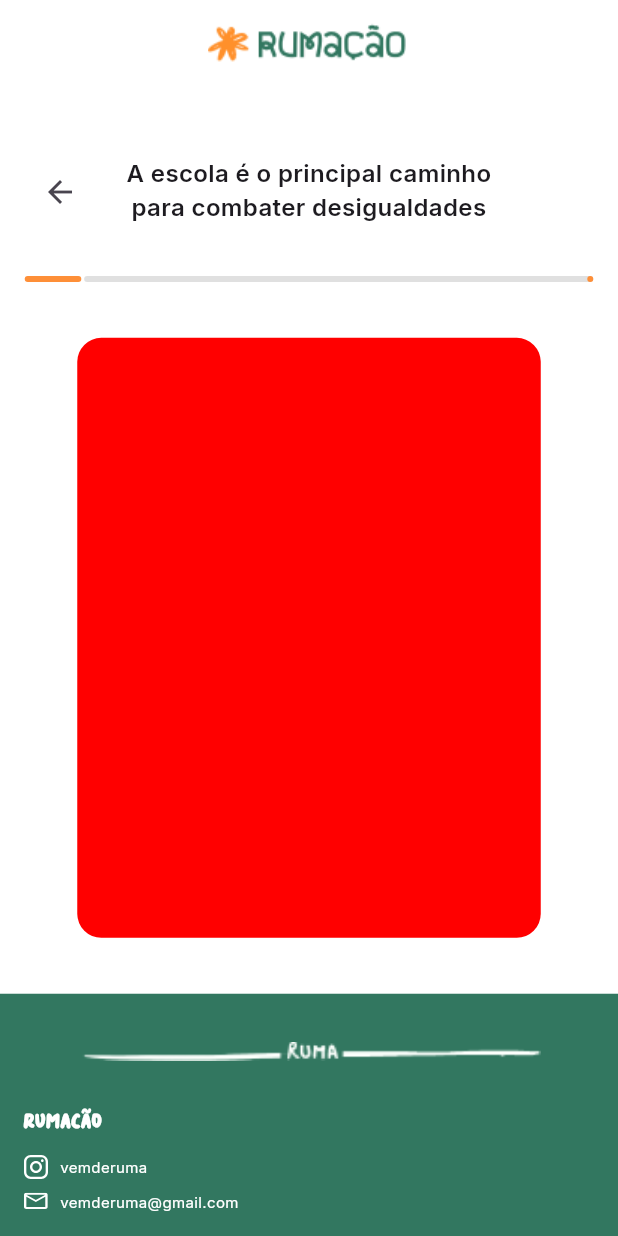
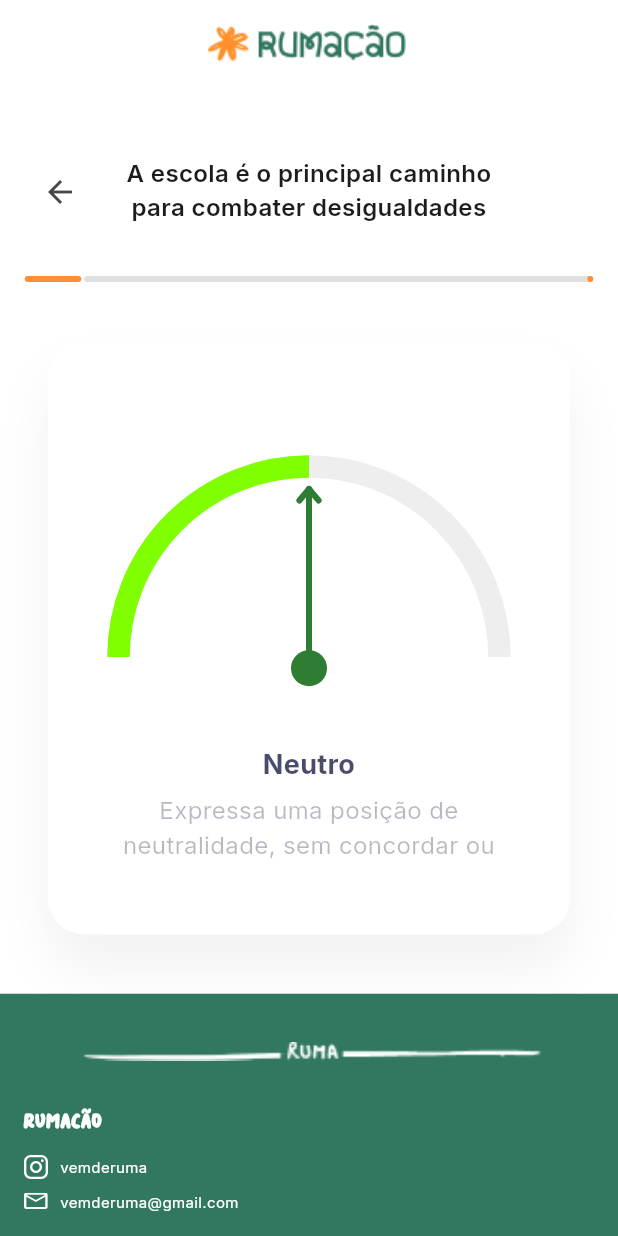
Before and after one commit to joaopedroaragao/RumacaoFront, a Flutter app: the screen it shows after launch, on a phone screen of 412 x 824 dp. Run offline on Flutter 3.47's test engine with Material 3 defaults, Android fonts, the light colour scheme and no system bars; our stand-ins replace flutter_svg, get.

Commit message:
Adicionado card de pergunta, com componente slider custom

```diff
--- a/lib/constants/app_constants.dart
+++ b/lib/constants/app_constants.dart
@@ -23,6 +23,18 @@ class AppStrings {
       'Termos e Condições e Política de Privacidade.';
   static const String identificationHeaderMessage =
       'Para começar, por favor informe seu nome e e-mail.';
+
+  static const agree = "Concordo";
+  static const totallyAgree = "Concordo totalmente";
+  static const neutral = "Neutro";
+  static const disagree = "Discordo";
+  static const totallyDisagree = "Discordo totalmente";
+
+  static const agreeDescription = "Expressa um nível moderado de concordância.";
+  static const totallyAgreeDescription = "Expressa um nível completo de concordância, sem ressalvas.";
+  static const neutralDescription = "Expressa uma posição de neutralidade, sem concordar ou discordar.";
+  static const disagreeDescription = "Expressa um nível moderado de discordância.";
+  static const totallyDisagreeDescription = "Expressa um nível completo de discordância, sem ressalvas.";
 }
 
 class AppColors {
--- /dev/null
+++ b/lib/view/global/arc_slider.dart
@@ -0,0 +1,196 @@
+import 'package:flutter/material.dart';
+import 'dart:math';
+
+class ArcSlider extends StatefulWidget {
+  final Color arrowColor; // Cor da seta
+  final Color backgroundArcColor; // Cor do arco de fundo
+  final double arrowThickness; // Espessura da seta
+  final double arcThickness; // Espessura do arco
+  final double width; // Largura do widget
+  final double height; // Altura do widget
+  final double value; // Valor inicial do slider (entre 0 e 1)
+  final ValueChanged<double> onChanged; // Callback para mudanças no valor
+  final Color Function(double value) colorResolver; // Função para resolver a cor do arco com base no value
+
+  const ArcSlider({
+    Key? key,
+    required this.arrowColor,
+    required this.backgroundArcColor,
+    this.arrowThickness = 3.0,
+    this.arcThickness = 8.0,
+    this.width = 200.0,
+    this.height = 100.0,
+    this.value = 0.0,
+    required this.onChanged,
+    required this.colorResolver,
+  })  : assert(value >= 0.0 && value <= 1.0, 'Value must be between 0 and 1'),
+        assert(arcThickness > 0, 'Arc thickness must be greater than 0'),
+        assert(width > 0, 'Width must be greater than 0'),
+        assert(height > 0, 'Height must be greater than 0'),
+        super(key: key);
+
+  @override
+  _ArcSliderState createState() => _ArcSliderState();
+}
+
+class _ArcSliderState extends State<ArcSlider> {
+  late double _angle; // Ângulo correspondente ao valor do slider
+  late Color _arcColor; // Cor do arco (atualizada com o colorResolver)
+
+  @override
+  void initState() {
+    super.initState();
+    _arcColor = widget.colorResolver(widget.value); // Resolve a cor inicial
+    _angle = widget.value * pi; // Converte o valor inicial (0-1) para ângulo (0-pi)
+  }
+
+  void _updateAngleAndValue(Offset localPosition, RenderBox box) {
+    final center = Offset(widget.width / 2, widget.height);
+    final dx = localPosition.dx - center.dx;
+    final dy = localPosition.dy - center.dy;
+
+    // Calcula o ângulo do ponto atual em coordenadas polares
+    final angle = atan2(dy, dx);
+
+    // Limita o ângulo para o intervalo do arco (π a 2π)
+    if (angle >= -pi && angle <= 0) {
+      setState(() {
+        _angle = pi + angle; // Transforma o ângulo para o intervalo [0, π]
+        final newValue = _angle / pi; // Converte o ângulo para o valor do slider (0-1)
+        _arcColor = widget.colorResolver(newValue); // Atualiza a cor do arco
+        widget.onChanged(newValue); // Chama o callback com o novo valor
+      });
+    }
+  }
+
+  @override
+  Widget build(BuildContext context) {
+    return Padding(
+      padding: const EdgeInsets.only(bottom: 32),
+      child: GestureDetector(
+        onPanUpdate: (details) {
+          final renderBox = context.findRenderObject() as RenderBox;
+
+          // Obtém a posição global do widget
+          final widgetOffset = renderBox.localToGlobal(Offset.zero);
+
+          // Calcula a posição local do gesto com base no widget
+          final localPosition = details.globalPosition - widgetOffset;
+
+          _updateAngleAndValue(localPosition, renderBox);
+        },
+        child: CustomPaint(
+          size: Size(widget.width, widget.height), // Define a largura e altura
+          painter: GaugePainter(
+            angle: _angle,
+            arcColor: _arcColor,
+            arrowColor: widget.arrowColor,
+            backgroundArcColor: widget.backgroundArcColor,
+            arrowThickness: widget.arrowThickness,
+            arcThickness: widget.arcThickness, // Passa a espessura do arco
+          ),
+        ),
+      ),
+    );
+  }
+}
+
+class GaugePainter extends CustomPainter {
+  final double angle;
+  final Color arcColor;
+  final Color arrowColor;
+  final Color backgroundArcColor;
+  final double arrowThickness;
+  final double arcThickness;
+
+  GaugePainter({
+    required this.angle,
+    required this.arcColor,
+    required this.arrowColor,
+    required this.backgroundArcColor,
+    required this.arrowThickness,
+    required this.arcThickness,
+  });
+
+  @override
+  void paint(Canvas canvas, Size size) {
+    final center = Offset(size.width / 2, size.height);
+    final radius = min(size.width / 2, size.height) - arcThickness;
+
+    // Desenha o arco cinza (fundo)
+    final arcPaintBackground = Paint()
+      ..color = backgroundArcColor
+      ..style = PaintingStyle.stroke
+      ..strokeWidth = arcThickness;
+
+    canvas.drawArc(
+      Rect.fromCircle(center: center, radius: radius),
+      pi, // Início do arco
+      pi, // Extensão do arco (180 graus)
+      false,
+      arcPaintBackground,
+    );
+
+    // Desenha o arco colorido
+    final arcPaint = Paint()
+      ..color = arcColor
+      ..style = PaintingStyle.stroke
+      ..strokeWidth = arcThickness;
+
+    canvas.drawArc(
+      Rect.fromCircle(center: center, radius: radius),
+      pi,
+      angle,
+      false,
+      arcPaint,
+    );
+
+    // Desenha a linha principal da seta
+    final arrowPaint = Paint()
+      ..color = arrowColor
+      ..strokeWidth = arrowThickness
+      ..strokeCap = StrokeCap.round;
+
+    // Define o ponto inicial da seta um pouco abaixo do arco
+    final arrowStart = Offset(center.dx, center.dy + arcThickness / 2);
+
+    // Calcula o ponto final da seta ajustado para não invadir o arco
+    final arrowEnd = Offset(
+      center.dx + (radius - arcThickness) * cos(pi + angle),
+      center.dy + (radius - arcThickness) * sin(pi + angle),
+    );
+
+    canvas.drawLine(arrowStart, arrowEnd, arrowPaint);
+
+    // Desenha os "braços" da cabeça da seta
+    final double arrowHeadSize = 10;
+    final double arrowHeadAngle = pi / 4.5;
+
+    final arrowLeft = Offset(
+      arrowEnd.dx - arrowHeadSize * cos(pi + angle - arrowHeadAngle),
+      arrowEnd.dy - arrowHeadSize * sin(pi + angle - arrowHeadAngle),
+    );
+
+    final arrowRight = Offset(
+      arrowEnd.dx - arrowHeadSize * cos(pi + angle + arrowHeadAngle),
+      arrowEnd.dy - arrowHeadSize * sin(pi + angle + arrowHeadAngle),
+    );
+
+    canvas.drawLine(arrowEnd, arrowLeft, arrowPaint);
+    canvas.drawLine(arrowEnd, arrowRight, arrowPaint);
+
+    // Ponto na base da seta (tamanho proporcional à espessura)
+    final dotPaint = Paint()..color = arrowColor;
+    canvas.drawCircle(arrowStart, arrowThickness * 3, dotPaint);
+  }
+
+  @override
+  bool shouldRepaint(GaugePainter oldDelegate) {
+    return oldDelegate.angle != angle ||
+        oldDelegate.arcColor != arcColor ||
+        oldDelegate.arrowThickness != arrowThickness ||
+        oldDelegate.arcThickness != arcThickness ||
+        oldDelegate.arrowColor != arrowColor ||
+        oldDelegate.backgroundArcColor != backgroundArcColor;
+  }
+}
--- a/lib/view/global/identification_header.dart
+++ b/lib/view/global/base_interaction_screen_header.dart
@@ -1,4 +1,4 @@
-// lib/view/identification/identification_header.dart
+// lib/view/identification/base_interaction_screen_header.dart
 import 'package:flutter/material.dart';
 import 'package:get/get.dart';
 import 'package:rumacao_front/constants/app_constants.dart';
--- a/lib/view/global/main_interaction_screen.dart
+++ b/lib/view/global/main_interaction_screen.dart
@@ -1,7 +1,7 @@
 import 'package:flutter/material.dart';
 import 'package:rumacao_front/constants/app_constants.dart';
 import 'package:rumacao_front/view/global/footer.dart';
-import 'package:rumacao_front/view/global/identification_header.dart';
+import 'package:rumacao_front/view/global/base_interaction_screen_header.dart';
 
 class MainInteractionScreen extends StatelessWidget {
   final String headerText;
--- a/lib/view/questions/question_card.dart
+++ b/lib/view/questions/question_card.dart
@@ -0,0 +1,154 @@
+import 'dart:math';
+
+import 'package:flutter/material.dart';
+import 'package:rumacao_front/constants/font_family.dart';
+import 'package:rumacao_front/view/global/arc_slider.dart';
+
+class QuestionCard extends StatefulWidget {
+  const QuestionCard({super.key});
+
+  @override
+  State<QuestionCard> createState() => _QuestionCardState();
+}
+
+class _QuestionCardState extends State<QuestionCard> {
+  late int red;
+  late int green;
+  late int blue;
+  double value = 0.5;
+
+  late String title;
+  late String description;
+
+  @override
+  void initState() {
+    super.initState();
+    setValuesFrom(value);
+  }
+
+  @override
+  Widget build(BuildContext context) {
+    return LayoutBuilder(
+      builder: (context, constraints) {
+        return Container(
+          padding: const EdgeInsets.all(32),
+          width: min(600, constraints.maxWidth - 64),
+          decoration: BoxDecoration(
+            color: Colors.white,
+            borderRadius: BorderRadius.circular(24),
+            boxShadow: [
+              BoxShadow(
+                color: Colors.black.withOpacity(0.05),
+                offset: const Offset(0, 23),
+                blurRadius: 28.6,
+                spreadRadius: 0,
+              )
+            ],
+          ),
+          child: Column(
+            mainAxisAlignment: MainAxisAlignment.center,
+            children: [
+              const Spacer(),
+              arcSlider,
+              const Spacer(flex: 2),
+              SizedBox(
+                height: 24, // Altura fixa para o título
+                child: Text(
+                  title,
+                  textAlign: TextAlign.center,
+                  style: TextStyle(
+                    fontFamily: FontFamily.inter.name,
+                    fontSize: 18,
+                    fontWeight: FontWeight.bold,
+                    color: const Color(0xFF161A41).withOpacity(0.78),
+                  ),
+                ),
+              ),
+              const SizedBox(height: 8),
+              SizedBox(
+                height: 48, // Altura fixa para a descrição
+                child: Text(
+                  description,
+                  textAlign: TextAlign.center,
+                  style: TextStyle(
+                    fontFamily: FontFamily.inter.name,
+                    fontSize: 16,
+                    fontWeight: FontWeight.normal,
+                    color: const Color(0xFF161A41).withOpacity(0.31),
+                  ),
+                ),
+              ),
+              const Spacer(),
+            ],
+          ),
+        );
+      },
+    );
+  }
+
+  Widget get arcSlider {
+    return LayoutBuilder(
+      builder: (context, constraints) {
+        return ArcSlider(
+          arrowColor: Colors.green.shade800,
+          backgroundArcColor: Colors.grey.shade200,
+          arrowThickness: 4.0,
+          width: max(500, constraints.maxWidth - 64 - 32),
+          height: MediaQuery.of(context).size.height * 0.2,
+          value: value,
+          arcThickness: 15,
+          colorResolver: (value) {
+            return Color.fromRGBO(red, green, blue, 1);
+          },
+          onChanged: (value) {
+            setState(() => setValuesFrom(value));
+          },
+        );
+      },
+    );
+  }
+
+  setValuesFrom(double value) {
+    if (value < 0.2) {
+      // Vermelho para laranja
+      red = 255;
+      green = (value / 0.2 * 165).toInt();
+      blue = 0;
+
+      title = "Discordo totalmente";
+      description = "Expressa um nível completo de discordância, sem ressalvas.";
+    } else if (value < 0.4) {
+      // Laranja para amarelo
+      red = 255;
+      green = 165 + ((value - 0.2) / 0.2 * 90).toInt();
+      blue = 0;
+
+      title = "Discordo";
+      description = "Expressa um nível moderado de discordância.";
+    } else if (value < 0.6) {
+      // Amarelo para verde claro
+      red = 255 - ((value - 0.4) / 0.2 * 255).toInt();
+      green = 255;
+      blue = 0;
+
+      title = "Neutro";
+      description = "Expressa uma posição de neutralidade, sem concordar ou discordar.";
+    } else if (value < 0.8) {
+      // Verde claro para verde médio
+      red = 0;
+      green = 255;
+      blue = ((value - 0.6) / 0.2 * 128).toInt();
+
+      title = "Concordo";
+      description = "Expressa um nível moderado de concordância.";
+    } else {
+      // Verde médio para verde escuro
+      red = 0;
+      green = 255 - ((value - 0.8) / 0.2 * 100).toInt();
+      blue = ((value - 0.8) / 0.2 * 50).toInt();
+
+      title = "Concordo totalmente";
+      description = "Expressa um nível completo de concordância, sem ressalvas.";
+    }
+  }
+}
--- a/lib/view/questions/question_page.dart
+++ b/lib/view/questions/question_page.dart
@@ -1,6 +1,8 @@
 import 'package:flutter/material.dart';
 import 'package:rumacao_front/constants/app_constants.dart';
 import 'package:rumacao_front/view/global/main_interaction_screen.dart';
+import 'package:rumacao_front/view/global/arc_slider.dart';
+import 'package:rumacao_front/view/questions/question_card.dart';
 import 'package:rumacao_front/view/questions/questions_progress_bar.dart';
 
 class QuestionPage extends StatefulWidget {
@@ -11,12 +13,6 @@ class QuestionPage extends StatefulWidget {
 }
 
 class _QuestionPageState extends State<QuestionPage> {
-  int red = 255;
-  int green = 0;
-  int blue = 0;
-
-  double progress = 0.0; // Progresso do pan (0.0 a 1.0)
-
   @override
   Widget build(BuildContext context) {
     final screenWidth = MediaQuery.of(context).size.width;
@@ -33,55 +29,12 @@ class _QuestionPageState extends State<QuestionPage> {
           ),
         ),
         const Spacer(),
-        GestureDetector(
-          onPanUpdate: (details) {
-            setState(() {
-              // Atualiza o progresso com base no movimento horizontal
-              progress = (progress + details.delta.dx / (screenWidth / 2)).clamp(0.0, 1.0);
-              updateColor(progress);
-            });
-          },
-          child: Container(
-            decoration: BoxDecoration(
-              borderRadius: BorderRadius.circular(16),
-              color: Color.fromRGBO(red, green, blue, 1),
-            ),
-            height: 400,
-            width: screenWidth * 0.75,
-          ),
+        Expanded(
+          flex: 10,
+          child: QuestionCard()
         ),
         const Spacer(),
       ],
     );
   }
-
-  /// Atualiza a cor do container com base no progresso
-  void updateColor(double progress) {
-    if (progress < 0.2) {
-      // Vermelho para laranja
-      red = 255;
-      green = (progress / 0.2 * 165).toInt();
-      blue = 0;
-    } else if (progress < 0.4) {
-      // Laranja para amarelo
-      red = 255;
-      green = 165 + ((progress - 0.2) / 0.2 * 90).toInt();
-      blue = 0;
-    } else if (progress < 0.6) {
-      // Amarelo para verde claro
-      red = 255 - ((progress - 0.4) / 0.2 * 255).toInt();
-      green = 255;
-      blue = 0;
-    } else if (progress < 0.8) {
-      // Verde claro para verde médio
-      red = 0;
-      green = 255;
-      blue = ((progress - 0.6) / 0.2 * 128).toInt();
-    } else {
-      // Verde médio para verde escuro
-      red = 0;
-      green = 255 - ((progress - 0.8) / 0.2 * 100).toInt();
-      blue = ((progress - 0.8) / 0.2 * 50).toInt();
-    }
-  }
 }
```
